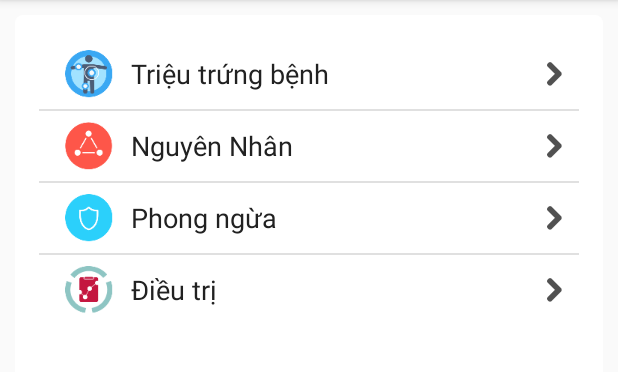
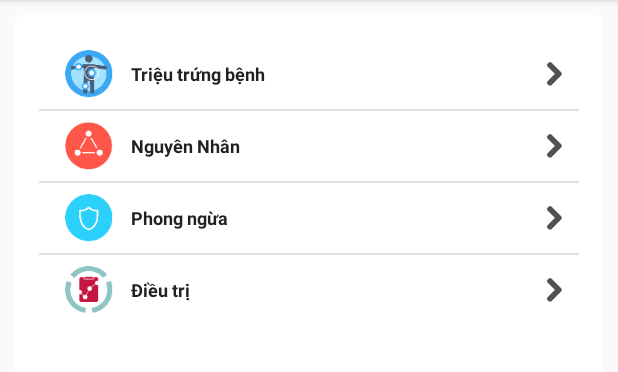
Before and after one commit to vihahb/xMec, an Android app: the fragment DetailDiseaseFragment shown on its own in the app's theme, on a phone screen of 412 x 824 dp, the part 84-456 px from its top. Run offline under Robolectric (Android 15) with nearby library versions, the phone set to English and light mode, and no system bars.

Commit message:
sửa design màn tab Chi tết bệnh

```diff
--- a/app/src/main/java/com/xtelsolution/xmec/xmec/views/adapter/DiseaseApdapter.java
+++ b/app/src/main/java/com/xtelsolution/xmec/xmec/views/adapter/DiseaseApdapter.java
@@ -41,7 +41,7 @@ public class DiseaseApdapter extends RecyclerView.Adapter {
 
     @Override
     public int getItemCount() {
-        return 5;
+        return 3;
     }
 
     private class NewsViewHolder1 extends RecyclerView.ViewHolder {
--- a/app/src/main/java/com/xtelsolution/xmec/xmec/views/adapter/NewsFeedAdapter.java
+++ b/app/src/main/java/com/xtelsolution/xmec/xmec/views/adapter/NewsFeedAdapter.java
@@ -22,7 +22,7 @@ public class NewsFeedAdapter extends RecyclerView.Adapter {
     @Override
     public RecyclerView.ViewHolder onCreateViewHolder(ViewGroup parent, int viewType) {
         View view = LayoutInflater.from(mContext).inflate(R.layout.list_item_news_feed, null);
-        return new NewsFeedAdapter.NewsFeedViewHolder(view);
+        return new NewsFeedViewHolder(view);
     }
 
     @Override
@@ -32,7 +32,7 @@ public class NewsFeedAdapter extends RecyclerView.Adapter {
 
     @Override
     public int getItemCount() {
-        return 3;
+        return 13;
     }
 
     private class NewsFeedViewHolder extends RecyclerView.ViewHolder {
--- a/app/src/main/java/com/xtelsolution/xmec/xmec/views/widget/PickerBuilder.java
+++ b/app/src/main/java/com/xtelsolution/xmec/xmec/views/widget/PickerBuilder.java
@@ -1,14 +1,10 @@
 package com.xtelsolution.xmec.xmec.views.widget;
 
-import com.yalantis.ucrop.UCrop;
 import android.app.Activity;
 import android.content.Intent;
 import android.net.Uri;
-import android.os.Handler;
 
 import com.yalantis.ucrop.UCrop;
-
-import java.io.Serializable;
 /**
  * Created by Admin on 1/24/2017.
  */
--- a/app/src/main/java/com/xtelsolution/xmec/xmec/views/widget/PickerManager.java
+++ b/app/src/main/java/com/xtelsolution/xmec/xmec/views/widget/PickerManager.java
@@ -122,10 +122,10 @@ public abstract  class PickerManager {
             uCrop = uCrop.useSourceImageAspectRatio();
             UCrop.Options options = new UCrop.Options();
             options.setFreeStyleCropEnabled(true);
-
             options.setToolbarColor(cropActivityColor);
             options.setStatusBarColor(cropActivityColor);
             options.setActiveWidgetColor(cropActivityColor);
+
             uCrop = uCrop.withOptions(options);
         }
 
--- a/app/src/main/res/layout/activity_profile.xml
+++ b/app/src/main/res/layout/activity_profile.xml
@@ -94,7 +94,8 @@
                     android:layout_height="66dp"
                     android:layout_margin="0dp"
                     android:layout_weight="1"
-                    android:hint="Cân nặng" />
+                    android:hint="Cân nặng"
+                    android:id="@+id/editText3" />
             </LinearLayout>
 
             <Button
--- a/app/src/main/res/layout/item_control_detail_disease.xml
+++ b/app/src/main/res/layout/item_control_detail_disease.xml
@@ -2,8 +2,8 @@
 <LinearLayout xmlns:android="http://schemas.android.com/apk/res/android"
     android:layout_width="match_parent"
     android:layout_height="wrap_content"
-    android:padding="@dimen/dimen_5"
-    android:orientation="horizontal">
+    android:orientation="horizontal"
+    android:padding="@dimen/dimen_5">
 
     <ImageView
         android:id="@+id/ic_control"
@@ -23,18 +23,18 @@
             android:id="@+id/name_control"
             android:layout_width="match_parent"
             android:layout_height="match_parent"
+            android:layout_weight="1"
             android:gravity="center_vertical"
             android:text="name control"
-            android:layout_weight="1"
             android:textColor="@color/primaryText"
-            android:textSize="@dimen/dimen18sp"
-          />
+            android:textSize="@dimen/dimen12sp"
+            android:textStyle="bold" />
 
         <ImageView
+            android:layout_width="@dimen/dimen_48"
+            android:layout_height="match_parent"
             android:layout_weight="1"
-            android:src="@mipmap/ic_arrow_right"
-            android:layout_width="@dimen/dimen_48"
-            android:layout_height="match_parent" />
+            android:src="@mipmap/ic_arrow_right" />
     </LinearLayout>
 
 </LinearLayout>
```
